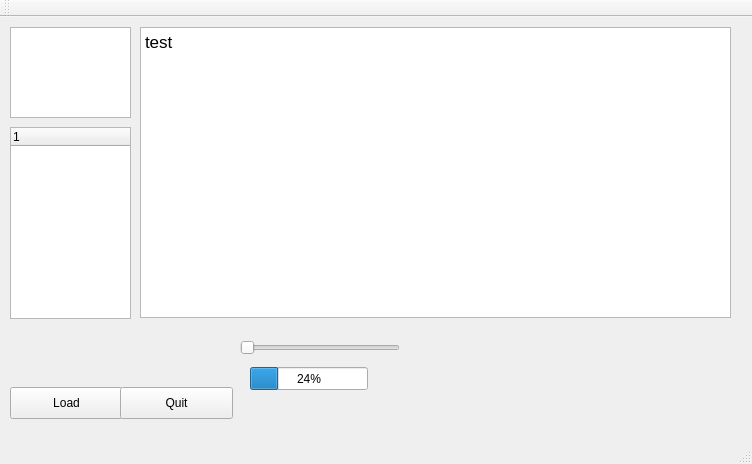
Above: mainwindow.ui from ableasdale/learn-qt5 before the change. Below: the same form after it.
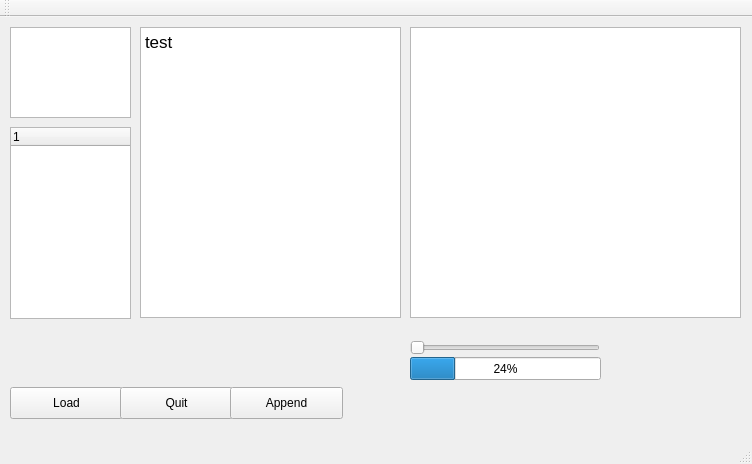
That is the form after the change.

```diff
--- a/mainwindow.ui
+++ b/mainwindow.ui
@@ -29,7 +29,7 @@
      <rect>
       <x>140</x>
       <y>10</y>
-      <width>591</width>
+      <width>261</width>
       <height>291</height>
      </rect>
     </property>
@@ -88,9 +88,9 @@
    <widget class="QSlider" name="horizontalSlider">
     <property name="geometry">
      <rect>
-      <x>240</x>
+      <x>410</x>
       <y>320</y>
-      <width>160</width>
+      <width>190</width>
       <height>22</height>
      </rect>
     </property>
@@ -101,9 +101,9 @@
    <widget class="QProgressBar" name="progressBar">
     <property name="geometry">
      <rect>
-      <x>250</x>
-      <y>350</y>
-      <width>118</width>
+      <x>410</x>
+      <y>340</y>
+      <width>191</width>
       <height>23</height>
      </rect>
     </property>
@@ -111,6 +111,29 @@
      <number>24</number>
     </property>
    </widget>
+   <widget class="QPlainTextEdit" name="plainTextEdit">
+    <property name="geometry">
+     <rect>
+      <x>410</x>
+      <y>10</y>
+      <width>331</width>
+      <height>291</height>
+     </rect>
+    </property>
+   </widget>
+   <widget class="QPushButton" name="appendButton">
+    <property name="geometry">
+     <rect>
+      <x>230</x>
+      <y>370</y>
+      <width>113</width>
+      <height>32</height>
+     </rect>
+    </property>
+    <property name="text">
+     <string>Append</string>
+    </property>
+   </widget>
   </widget>
   <widget class="QMenuBar" name="menuBar">
    <property name="geometry">
```
Left out of the diff: 2 changed lines with no effect on the pictures.
